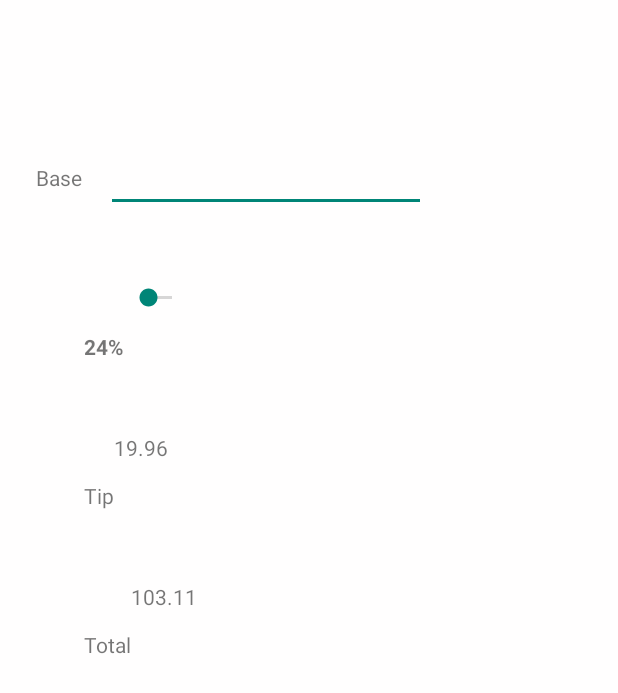
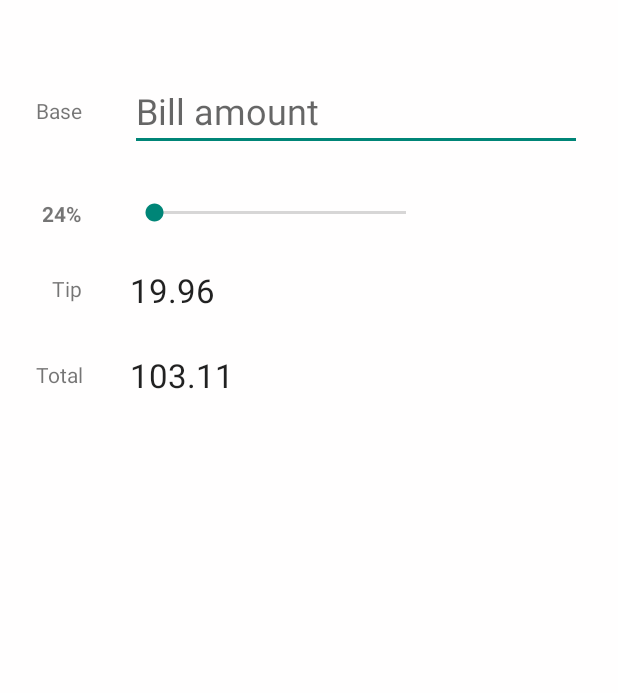
Before and after one commit to Anjasfedo/tippie, an Android app built with Jetpack Compose: the screen it shows after launch (MainActivity), on a phone screen of 412 x 824 dp. Shown: the top 693 px of the screen. Run offline under Robolectric (Android 15) with nearby library versions, the phone set to English and light mode, and no system bars.

Commit message:
feat: constraint layout

```diff
--- a/app/build.gradle.kts
+++ b/app/build.gradle.kts
@@ -49,6 +49,7 @@ dependencies {
     implementation(libs.androidx.ui.graphics)
     implementation(libs.androidx.ui.tooling.preview)
     implementation(libs.androidx.material3)
+    implementation(libs.androidx.constraintlayout)
     testImplementation(libs.junit)
     androidTestImplementation(libs.androidx.junit)
     androidTestImplementation(libs.androidx.espresso.core)
--- a/app/src/main/res/layout/activity_main.xml
+++ b/app/src/main/res/layout/activity_main.xml
@@ -1,107 +1,108 @@
 <?xml version="1.0" encoding="utf-8"?>
-<LinearLayout xmlns:android="http://schemas.android.com/apk/res/android"
+<androidx.constraintlayout.widget.ConstraintLayout xmlns:android="http://schemas.android.com/apk/res/android"
+    xmlns:app="http://schemas.android.com/apk/res-auto"
     xmlns:tools="http://schemas.android.com/tools"
     android:layout_width="match_parent"
     android:layout_height="match_parent"
     android:background="#FFFEFE"
-    android:orientation="vertical"
+    android:paddingLeft="24dp"
     android:paddingTop="48dp"
+    android:paddingRight="24dp"
+    android:paddingBottom="48dp"
     tools:context=".MainActivity">
 
-    <LinearLayout
-        android:layout_width="wrap_content"
-        android:layout_height="wrap_content"
-        android:layout_marginLeft="24dp"
-        android:layout_marginTop="48dp"
-        android:orientation="horizontal">
-
+    <!-- Base Amount -->
     <TextView
         android:id="@+id/tvBaseLabel"
         android:layout_width="wrap_content"
         android:layout_height="wrap_content"
         android:layout_gravity="center_vertical"
-            android:text="Base" />
+        android:layout_marginTop="16dp"
+        android:text="Base"
+        app:layout_constraintStart_toStartOf="parent"
+        app:layout_constraintTop_toTopOf="parent" />
+
+    <!-- Tip Percent -->
+    <TextView
+        android:id="@+id/tvTipPercentLabel"
+        android:layout_width="wrap_content"
+        android:layout_height="wrap_content"
+        android:layout_marginTop="32dp"
+        android:text="24%"
+        android:textStyle="bold"
+        app:layout_constraintEnd_toEndOf="@+id/tvBaseLabel"
+        app:layout_constraintTop_toBottomOf="@id/etBaseAmount" />
+
+    <!-- Tip Amount -->
+
+    <SeekBar
+        android:id="@+id/seekBarTip"
+        android:layout_width="200dp"
+        android:layout_height="wrap_content"
+        android:max="30"
+        app:layout_constraintBottom_toBottomOf="@+id/tvTipPercentLabel"
+        app:layout_constraintStart_toEndOf="@id/tvTipPercentLabel"
+        app:layout_constraintStart_toStartOf="@+id/etBaseAmount"
+        app:layout_constraintTop_toTopOf="@+id/tvTipPercentLabel"
+        app:layout_constraintVertical_bias="0.0" />
+
+    <TextView
+        android:id="@+id/tvTotalAmount"
+        android:layout_width="wrap_content"
+        android:layout_height="wrap_content"
+        android:text="103.11"
+        android:textAppearance="@android:style/TextAppearance.Material.Large"
+        app:layout_constraintBottom_toBottomOf="@+id/tvTotalLabel"
+        app:layout_constraintStart_toEndOf="@id/tvTotalLabel"
+        app:layout_constraintStart_toStartOf="@+id/tvTipAmount"
+        app:layout_constraintTop_toTopOf="@+id/tvTotalLabel"
+        app:layout_constraintVertical_bias="0.454" />
+
+    <TextView
+        android:id="@+id/tvTipAmount"
+        android:layout_width="wrap_content"
+        android:layout_height="wrap_content"
+        android:text="19.96"
+        android:textAppearance="@android:style/TextAppearance.Material.Large"
+        app:layout_constraintBottom_toBottomOf="@+id/tvTipLabel"
+        app:layout_constraintStart_toEndOf="@id/tvTipLabel"
+        app:layout_constraintStart_toStartOf="@+id/seekBarTip"
+        app:layout_constraintTop_toTopOf="@+id/tvTipLabel"
+        app:layout_constraintVertical_bias="0.363" />
 
     <EditText
         android:id="@+id/etBaseAmount"
         android:layout_width="0dp"
         android:layout_height="wrap_content"
-            android:layout_marginStart="16dp"
-            android:layout_weight="1"
-            android:ems="10"
-            android:inputType="numberDecimal" />
-    </LinearLayout>
-
-    <LinearLayout
-        android:layout_width="wrap_content"
-        android:layout_height="wrap_content"
-        android:layout_marginLeft="24dp"
-        android:layout_marginTop="48dp"
-        android:orientation="horizontal">
-
-        <TextView
-            android:id="@+id/tvTipPercentLabel"
-            android:layout_width="wrap_content"
-            android:layout_height="wrap_content"
-            android:layout_marginLeft="32dp"
-            android:layout_marginTop="32dp"
-            android:baselineAligned="false"
-            android:text="24%"
-            android:textStyle="bold" />
-
-        <SeekBar
-            android:id="@+id/seekBarTip"
-            android:layout_width="wrap_content"
-            android:layout_height="wrap_content"
-            android:layout_weight="1" />
-    </LinearLayout>
-
-    <LinearLayout
-        android:layout_width="wrap_content"
-        android:layout_height="wrap_content"
-        android:layout_marginLeft="24dp"
-        android:layout_marginTop="48dp"
-        android:orientation="horizontal">
+        android:layout_marginStart="32dp"
+        android:ems="8"
+        android:hint="Bill amount"
+        android:inputType="numberDecimal"
+        android:textSize="24sp"
+        app:layout_constraintBottom_toBottomOf="@+id/tvBaseLabel"
+        app:layout_constraintEnd_toEndOf="parent"
+        app:layout_constraintHorizontal_bias="0.0"
+        app:layout_constraintStart_toEndOf="@+id/tvBaseLabel"
+        app:layout_constraintTop_toTopOf="@+id/tvBaseLabel" />
 
     <TextView
         android:id="@+id/tvTipLabel"
         android:layout_width="wrap_content"
         android:layout_height="wrap_content"
-            android:layout_marginLeft="32dp"
         android:layout_marginTop="32dp"
-            android:baselineAligned="false"
-            android:text="Tip" />
+        android:text="Tip"
+        app:layout_constraintEnd_toEndOf="@+id/tvTipPercentLabel"
+        app:layout_constraintTop_toBottomOf="@id/seekBarTip" />
 
-        <TextView
-            android:id="@+id/tvTipAmount"
-            android:layout_width="wrap_content"
-            android:layout_height="wrap_content"
-            android:layout_weight="1"
-            android:text="19.96" />
-    </LinearLayout>
-
-    <LinearLayout
-        android:layout_width="wrap_content"
-        android:layout_height="wrap_content"
-        android:layout_marginLeft="24dp"
-        android:layout_marginTop="48dp"
-        android:orientation="horizontal">
+    <!-- Total Amount -->
 
     <TextView
         android:id="@+id/tvTotalLabel"
         android:layout_width="wrap_content"
         android:layout_height="wrap_content"
-            android:layout_marginLeft="32dp"
         android:layout_marginTop="32dp"
-            android:baselineAligned="false"
-            android:text="Total" />
+        android:text="Total"
+        app:layout_constraintEnd_toEndOf="@+id/tvTipLabel"
+        app:layout_constraintTop_toBottomOf="@id/tvTipAmount" />
 
-        <TextView
-            android:id="@+id/tvTotalAmount"
-            android:layout_width="wrap_content"
-            android:layout_height="wrap_content"
-            android:layout_weight="1"
-            android:text="103.11" />
-    </LinearLayout>
-
-</LinearLayout>
+</androidx.constraintlayout.widget.ConstraintLayout>
--- a/app/src/main/res/values/strings.xml
+++ b/app/src/main/res/values/strings.xml
@@ -1,3 +1,6 @@
 <resources>
     <string name="app_name">Tippie</string>
+    <string name="bill_amount">Bill amount</string>
+    <string name="base">Base</string>
+    <string name="_24">24%</string>
 </resources>
--- a/gradle/libs.versions.toml
+++ b/gradle/libs.versions.toml
@@ -8,6 +8,7 @@ espressoCore = "3.5.1"
 lifecycleRuntimeKtx = "2.6.1"
 activityCompose = "1.8.0"
 composeBom = "2024.04.01"
+constraintlayout = "2.2.1"
 
 [libraries]
 androidx-core-ktx = { group = "androidx.core", name = "core-ktx", version.ref = "coreKtx" }
@@ -24,6 +25,7 @@ androidx-ui-tooling-preview = { group = "androidx.compose.ui", name = "ui-toolin
 androidx-ui-test-manifest = { group = "androidx.compose.ui", name = "ui-test-manifest" }
 androidx-ui-test-junit4 = { group = "androidx.compose.ui", name = "ui-test-junit4" }
 androidx-material3 = { group = "androidx.compose.material3", name = "material3" }
+androidx-constraintlayout = { group = "androidx.constraintlayout", name = "constraintlayout", version.ref = "constraintlayout" }
 
 [plugins]
 android-application = { id = "com.android.application", version.ref = "agp" }
```
Lines whose indentation alone changed are shown as unchanged.
